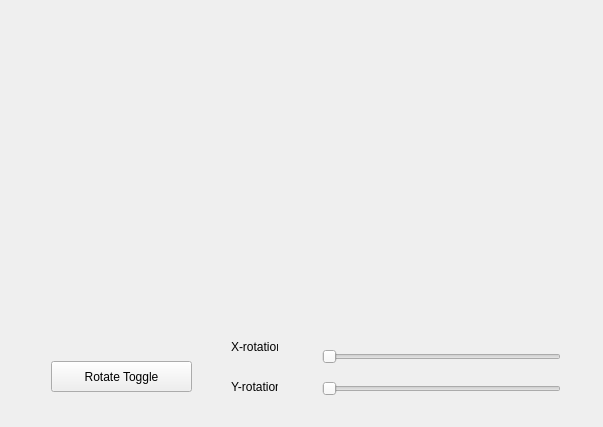
Above: mainwindow.ui from teddy57320/openGL_imaging before the change. Below: the same form after it.
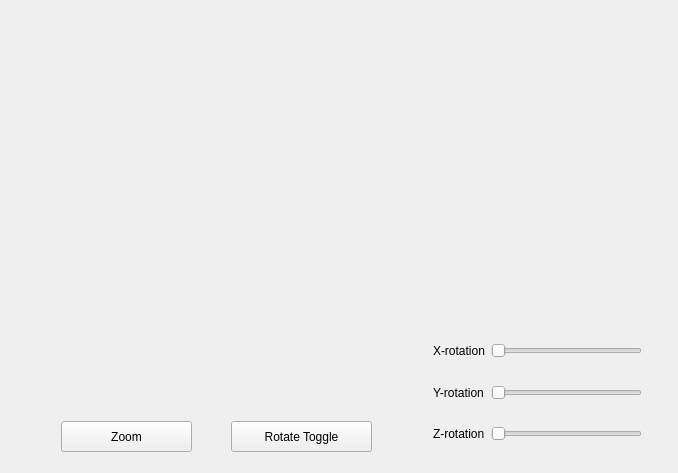
That is the form after the change. Custom widgets are drawn as their Qt base class.

Commit message: implemented zooming and z-rotation

```diff
--- a/mainwindow.ui
+++ b/mainwindow.ui
@@ -9,8 +9,8 @@
    <rect>
     <x>0</x>
     <y>0</y>
-    <width>603</width>
-    <height>427</height>
+    <width>678</width>
+    <height>473</height>
    </rect>
   </property>
   <property name="windowTitle">
@@ -32,8 +32,8 @@
       <widget class="QPushButton" name="Rotate">
        <property name="geometry">
         <rect>
-         <x>40</x>
-         <y>350</y>
+         <x>220</x>
+         <y>410</y>
          <width>141</width>
          <height>31</height>
         </rect>
@@ -48,70 +48,109 @@
         <string>Rotate Toggle</string>
        </property>
       </widget>
-      <widget class="QWidget" name="layoutWidget">
+      <widget class="QPushButton" name="Zoom">
        <property name="geometry">
         <rect>
-         <x>300</x>
-         <y>321</y>
-         <width>261</width>
-         <height>81</height>
+         <x>50</x>
+         <y>410</y>
+         <width>131</width>
+         <height>31</height>
         </rect>
        </property>
-       <layout class="QVBoxLayout" name="verticalLayout_2">
+       <property name="text">
+        <string>Zoom</string>
+       </property>
+      </widget>
+      <widget class="QWidget" name="">
+       <property name="geometry">
+        <rect>
+         <x>411</x>
+         <y>311</y>
+         <width>231</width>
+         <height>141</height>
+        </rect>
+       </property>
+       <layout class="QHBoxLayout" name="horizontalLayout_2">
         <item>
-         <widget class="QSlider" name="xSlider">
-          <property name="sizePolicy">
-           <sizepolicy hsizetype="Expanding" vsizetype="Expanding">
-            <horstretch>0</horstretch>
-            <verstretch>0</verstretch>
-           </sizepolicy>
-          </property>
-          <property name="orientation">
-           <enum>Qt::Horizontal</enum>
-          </property>
-         </widget>
+         <layout class="QVBoxLayout" name="verticalLayout">
+          <item>
+           <widget class="QLabel" name="label">
+            <property name="text">
+             <string>X-rotation</string>
+            </property>
+           </widget>
+          </item>
+          <item>
+           <widget class="QLabel" name="label_2">
+            <property name="text">
+             <string>Y-rotation</string>
+            </property>
+           </widget>
+          </item>
+          <item>
+           <widget class="QLabel" name="label_3">
+            <property name="text">
+             <string>Z-rotation</string>
+            </property>
+           </widget>
+          </item>
+         </layout>
         </item>
         <item>
-         <widget class="QSlider" name="ySlider">
-          <property name="sizePolicy">
-           <sizepolicy hsizetype="Expanding" vsizetype="Expanding">
-            <horstretch>0</horstretch>
-            <verstretch>0</verstretch>
-           </sizepolicy>
-          </property>
-          <property name="orientation">
-           <enum>Qt::Horizontal</enum>
-          </property>
-         </widget>
+         <layout class="QVBoxLayout" name="verticalLayout_2">
+          <item>
+           <widget class="QSlider" name="xSlider">
+            <property name="sizePolicy">
+             <sizepolicy hsizetype="Expanding" vsizetype="Expanding">
+              <horstretch>0</horstretch>
+              <verstretch>0</verstretch>
+             </sizepolicy>
+            </property>
+            <property name="orientation">
+             <enum>Qt::Horizontal</enum>
+            </property>
+           </widget>
+          </item>
+          <item>
+           <widget class="QSlider" name="ySlider">
+            <property name="sizePolicy">
+             <sizepolicy hsizetype="Expanding" vsizetype="Expanding">
+              <horstretch>0</horstretch>
+              <verstretch>0</verstretch>
+             </sizepolicy>
+            </property>
+            <property name="orientation">
+             <enum>Qt::Horizontal</enum>
+            </property>
+           </widget>
+          </item>
+          <item>
+           <widget class="QSlider" name="zSlider">
+            <property name="sizePolicy">
+             <sizepolicy hsizetype="Expanding" vsizetype="Expanding">
+              <horstretch>0</horstretch>
+              <verstretch>0</verstretch>
+             </sizepolicy>
+            </property>
+            <property name="orientation">
+             <enum>Qt::Horizontal</enum>
+            </property>
+           </widget>
+          </item>
+         </layout>
         </item>
        </layout>
       </widget>
-      <widget class="QLabel" name="label">
-       <property name="geometry">
-        <rect>
-         <x>220</x>
-         <y>330</y>
-         <width>47</width>
-         <height>12</height>
-        </rect>
-       </property>
-       <property name="text">
-        <string>X-rotation</string>
-       </property>
-      </widget>
-      <widget class="QLabel" name="label_2">
-       <property name="geometry">
-        <rect>
-         <x>220</x>
-         <y>370</y>
-         <width>47</width>
-         <height>12</height>
-        </rect>
-       </property>
-       <property name="text">
-        <string>Y-rotation</string>
-       </property>
-      </widget>
+      <zorder>Rotate</zorder>
+      <zorder>layoutWidget</zorder>
+      <zorder>label</zorder>
+      <zorder>label_2</zorder>
+      <zorder>Zoom</zorder>
+      <zorder>label</zorder>
+      <zorder>layoutWidget</zorder>
+      <zorder></zorder>
+      <zorder>label_3</zorder>
+      <zorder>zSlider</zorder>
      </widget>
     </item>
    </layout>
```
The commit also changes 6 other files.
